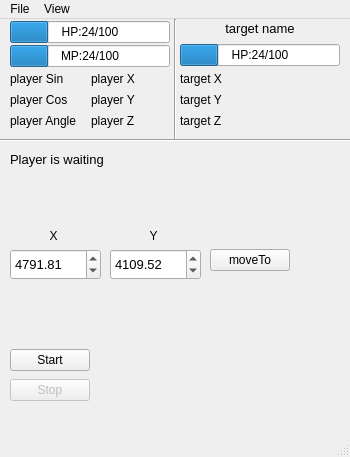
The window that autoage.ui (Unknown0156/Autoage) describes before a commit, drawn with Qt 5.
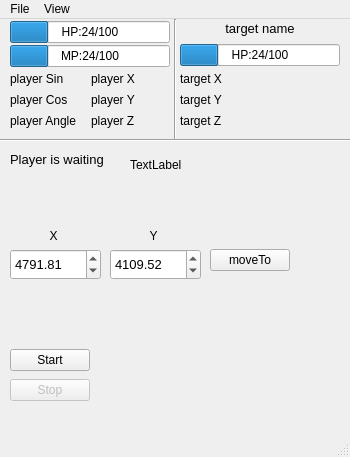
The same window after the commit.

What changed in the file:
```diff
--- a/autoage.ui
+++ b/autoage.ui
@@ -418,6 +418,19 @@
      <string>Player is waiting</string>
     </property>
    </widget>
+   <widget class="QLabel" name="label_3">
+    <property name="geometry">
+     <rect>
+      <x>130</x>
+      <y>130</y>
+      <width>191</width>
+      <height>31</height>
+     </rect>
+    </property>
+    <property name="text">
+     <string>TextLabel</string>
+    </property>
+   </widget>
   </widget>
   <widget class="QMenuBar" name="menubar">
    <property name="geometry">
```
